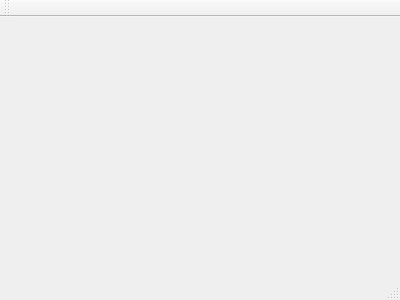
ROLL-E/roll-e, file Server/serverwindow.ui: the form before one commit.
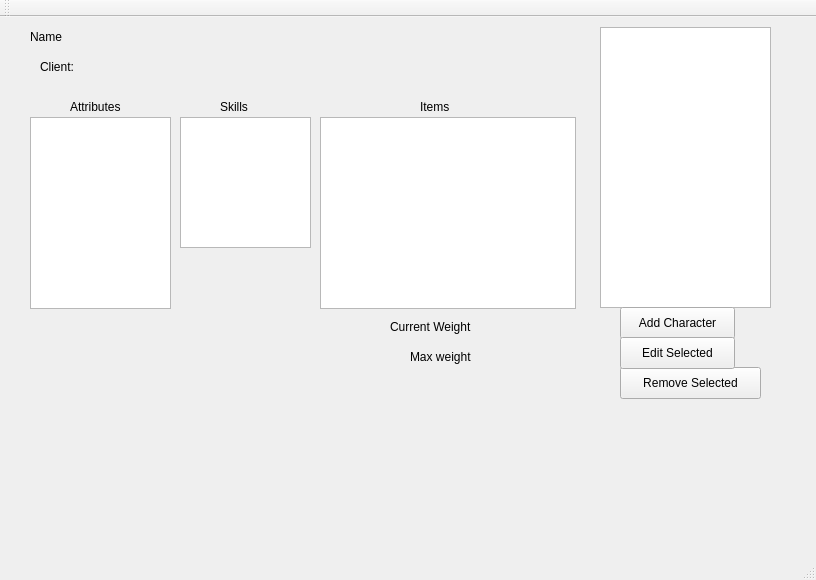
The form after the commit.

Commit message: Prototype of character handling

What changed in the file:
```diff
--- a/Server/serverwindow.ui
+++ b/Server/serverwindow.ui
@@ -1,24 +1,262 @@
 <ui version="4.0">
  <class>ServerWindow</class>
- <widget class="QMainWindow" name="ServerWindow" >
-  <property name="geometry" >
+ <widget class="QMainWindow" name="ServerWindow">
+  <property name="geometry">
    <rect>
     <x>0</x>
     <y>0</y>
-    <width>400</width>
-    <height>300</height>
+    <width>816</width>
+    <height>580</height>
    </rect>
   </property>
   <property name="windowTitle" >
    <string>ServerWindow</string>
   </property>
-  <widget class="QMenuBar" name="menuBar" />
-  <widget class="QToolBar" name="mainToolBar" />
-  <widget class="QWidget" name="centralWidget" />
-  <widget class="QStatusBar" name="statusBar" />
+  <widget class="QWidget" name="centralWidget">
+   <widget class="QListView" name="char_listView">
+    <property name="geometry">
+     <rect>
+      <x>600</x>
+      <y>10</y>
+      <width>171</width>
+      <height>281</height>
+     </rect>
+    </property>
+   </widget>
+   <widget class="QPushButton" name="add_charButton">
+    <property name="geometry">
+     <rect>
+      <x>620</x>
+      <y>290</y>
+      <width>115</width>
+      <height>32</height>
+     </rect>
+    </property>
+    <property name="text">
+     <string>Add Character</string>
+    </property>
+   </widget>
+   <widget class="QLabel" name="label">
+    <property name="geometry">
+     <rect>
+      <x>30</x>
+      <y>10</y>
+      <width>62</width>
+      <height>19</height>
+     </rect>
+    </property>
+    <property name="text">
+     <string>Name</string>
+    </property>
+   </widget>
+   <widget class="QLabel" name="label_2">
+    <property name="geometry">
+     <rect>
+      <x>410</x>
+      <y>330</y>
+      <width>81</width>
+      <height>19</height>
+     </rect>
+    </property>
+    <property name="text">
+     <string>Max weight</string>
+    </property>
+   </widget>
+   <widget class="QListView" name="skills_listView">
+    <property name="geometry">
+     <rect>
+      <x>180</x>
+      <y>100</y>
+      <width>131</width>
+      <height>131</height>
+     </rect>
+    </property>
+   </widget>
+   <widget class="QLabel" name="label_3">
+    <property name="geometry">
+     <rect>
+      <x>40</x>
+      <y>40</y>
+      <width>62</width>
+      <height>19</height>
+     </rect>
+    </property>
+    <property name="text">
+     <string>Client:</string>
+    </property>
+   </widget>
+   <widget class="QLabel" name="clientIPLabel">
+    <property name="geometry">
+     <rect>
+      <x>90</x>
+      <y>40</y>
+      <width>141</width>
+      <height>19</height>
+     </rect>
+    </property>
+    <property name="text">
+     <string/>
+    </property>
+   </widget>
+   <widget class="QLabel" name="label_4">
+    <property name="geometry">
+     <rect>
+      <x>220</x>
+      <y>80</y>
+      <width>62</width>
+      <height>19</height>
+     </rect>
+    </property>
+    <property name="text">
+     <string>Skills</string>
+    </property>
+   </widget>
+   <widget class="QTableView" name="attrTableView">
+    <property name="geometry">
+     <rect>
+      <x>30</x>
+      <y>100</y>
+      <width>141</width>
+      <height>192</height>
+     </rect>
+    </property>
+   </widget>
+   <widget class="QListView" name="item_listView">
+    <property name="geometry">
+     <rect>
+      <x>320</x>
+      <y>100</y>
+      <width>256</width>
+      <height>192</height>
+     </rect>
+    </property>
+   </widget>
+   <widget class="QLabel" name="label_5">
+    <property name="geometry">
+     <rect>
+      <x>70</x>
+      <y>80</y>
+      <width>71</width>
+      <height>19</height>
+     </rect>
+    </property>
+    <property name="text">
+     <string>Attributes</string>
+    </property>
+   </widget>
+   <widget class="QLabel" name="label_6">
+    <property name="geometry">
+     <rect>
+      <x>420</x>
+      <y>80</y>
+      <width>62</width>
+      <height>19</height>
+     </rect>
+    </property>
+    <property name="text">
+     <string>Items</string>
+    </property>
+   </widget>
+   <widget class="QLabel" name="curr_weightLabel">
+    <property name="geometry">
+     <rect>
+      <x>510</x>
+      <y>300</y>
+      <width>62</width>
+      <height>19</height>
+     </rect>
+    </property>
+    <property name="text">
+     <string/>
+    </property>
+   </widget>
+   <widget class="QLabel" name="max_weightLabel">
+    <property name="geometry">
+     <rect>
+      <x>510</x>
+      <y>330</y>
+      <width>62</width>
+      <height>19</height>
+     </rect>
+    </property>
+    <property name="text">
+     <string/>
+    </property>
+   </widget>
+   <widget class="QLabel" name="label_7">
+    <property name="geometry">
+     <rect>
+      <x>390</x>
+      <y>300</y>
+      <width>101</width>
+      <height>20</height>
+     </rect>
+    </property>
+    <property name="text">
+     <string>Current Weight</string>
+    </property>
+   </widget>
+   <widget class="QPushButton" name="remove_charButton">
+    <property name="geometry">
+     <rect>
+      <x>620</x>
+      <y>350</y>
+      <width>141</width>
+      <height>32</height>
+     </rect>
+    </property>
+    <property name="text">
+     <string>Remove Selected</string>
+    </property>
+   </widget>
+   <widget class="QLabel" name="char_nameLabel">
+    <property name="geometry">
+     <rect>
+      <x>80</x>
+      <y>10</y>
+      <width>62</width>
+      <height>19</height>
+     </rect>
+    </property>
+    <property name="text">
+     <string/>
+    </property>
+   </widget>
+   <widget class="QPushButton" name="edit_charButton">
+    <property name="geometry">
+     <rect>
+      <x>620</x>
+      <y>320</y>
+      <width>115</width>
+      <height>32</height>
+     </rect>
+    </property>
+    <property name="text">
+     <string>Edit Selected</string>
+    </property>
+   </widget>
+  </widget>
+  <widget class="QMenuBar" name="menuBar">
+   <property name="geometry">
+    <rect>
+     <x>0</x>
+     <y>0</y>
+     <width>816</width>
+     <height>22</height>
+    </rect>
+   </property>
+  </widget>
+  <widget class="QToolBar" name="mainToolBar">
+   <attribute name="toolBarArea">
+    <enum>TopToolBarArea</enum>
+   </attribute>
+   <attribute name="toolBarBreak">
+    <bool>false</bool>
+   </attribute>
+  </widget>
+  <widget class="QStatusBar" name="statusBar"/>
  </widget>
- <layoutDefault spacing="6" margin="11" />
- <pixmapfunction></pixmapfunction>
+ <layoutdefault spacing="6" margin="11"/>
  <resources/>
  <connections/>
 </ui>
```
Left out of the diff: 3 changed lines with no effect on the pictures. The commit also changes 18 other files.
